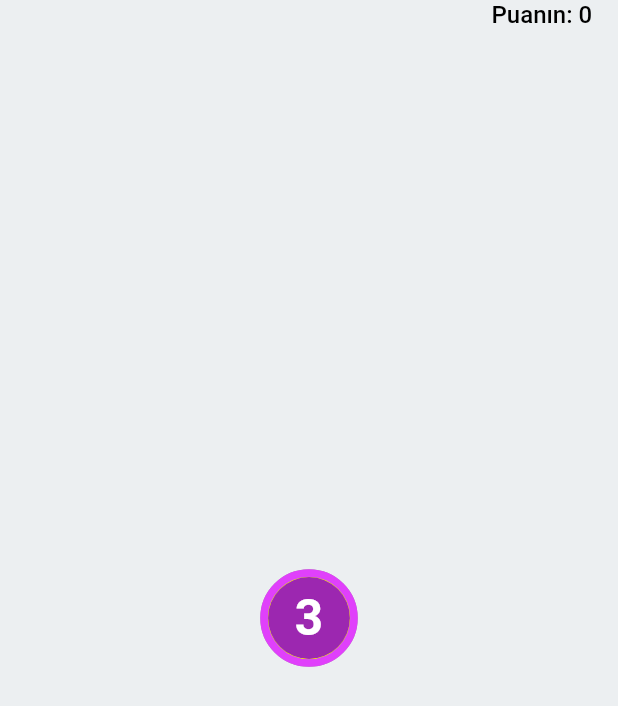
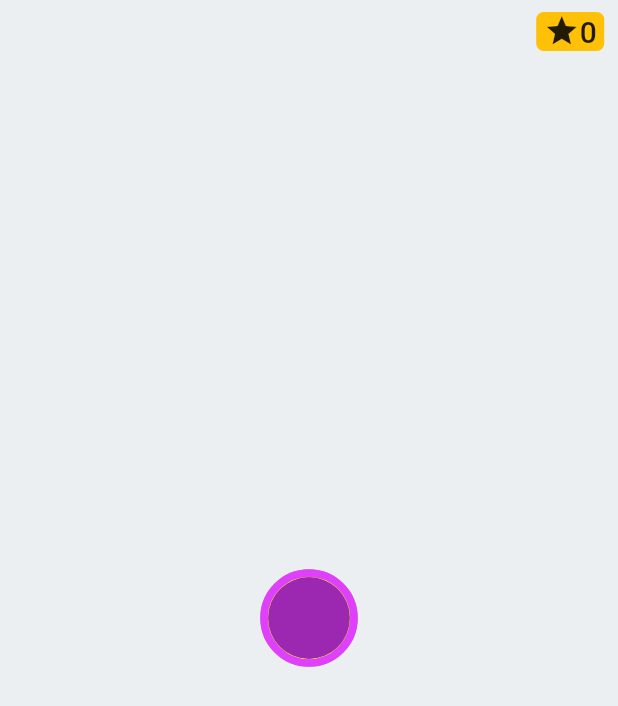
Before and after one commit to abdullahturkmen/bubbles_pop, a Flutter app: the screen it shows after launch, after a tap on "Oyuna Başla", on a phone screen of 412 x 824 dp. Shown: the top 706 px of the screen. Run offline on Flutter 3.47's test engine with Material 2 defaults, Android fonts, the light colour scheme and no system bars; drawn by our look-alikes of circular_countdown_timer; our stand-ins replace just_audio.

Commit message:
some changes

```diff
--- a/lib/game.dart
+++ b/lib/game.dart
@@ -4,7 +4,6 @@ import 'dart:math';
 import 'package:bubbles_pop/game_over.dart';
 import 'package:flutter/material.dart';
 import 'package:just_audio/just_audio.dart';
-import 'main.dart';
 import 'package:circular_countdown_timer/circular_countdown_timer.dart';
 
 class MyApp extends StatelessWidget {
@@ -41,7 +40,7 @@ class _GamePageState extends State<GamePage> {
 
   CountDownController _controller = CountDownController();
 
-  int _counter = 3;
+  int _counter = 4;
   double ballSize = 60;
 
   double xPos = 0;
@@ -87,8 +86,8 @@ class _GamePageState extends State<GamePage> {
         ballSize = 35;
       }
 
-      _controller.restart(duration: 3);
-      player.setAsset('lib/assets/sounds/dong-sound.mp3');
+      _controller.restart(duration: _counter);
+      player.setAsset('lib/assets/sounds/ding-sound.mp3');
       player.setSpeed(2.0);
       player.play();
     });
@@ -101,13 +100,28 @@ class _GamePageState extends State<GamePage> {
         children: [
           Container(
             color: Colors.blueGrey[50],
-            alignment: const Alignment(0.9, -1),
-            child: Text(
-              "Puanın: " + score.toString(),
-              style: const TextStyle(
-                  fontSize: 16,
-                  color: Colors.black,
-                  fontWeight: FontWeight.w500),
+            alignment: const Alignment(0.95, -0.98),
+            child: FittedBox(
+              child: Container(
+                padding: const EdgeInsets.fromLTRB(5, 1, 5, 1),
+                decoration: BoxDecoration(
+                  borderRadius: BorderRadius.circular(5),
+                  color: Colors.amber,
+                ),
+                child: Row(
+                  mainAxisAlignment: MainAxisAlignment.end,
+                  children: [
+                    Icon(
+                      Icons.star,
+                    ),
+                    Text(
+                      score.toString(),
+                      style: const TextStyle(
+                          fontSize: 20, fontWeight: FontWeight.w500),
+                    ),
+                  ],
+                ),
+              ),
             ),
           ),
           Container(
@@ -145,7 +159,7 @@ class _GamePageState extends State<GamePage> {
                   textFormat: CountdownTextFormat.S,
                   isReverse: true,
                   isReverseAnimation: true,
-                  isTimerTextShown: true,
+                  isTimerTextShown: false,
                   autoStart: true,
                   onStart: () {
                     //print('Countdown Started');
--- a/lib/info.dart
+++ b/lib/info.dart
@@ -1,6 +1,5 @@
 import 'package:flutter/material.dart';
 
-import 'main.dart';
 
 class InfoPage extends StatelessWidget {
   const InfoPage({Key? key}) : super(key: key);
```
Also changed, not shown: lib/game_over.dart (+12 -4 lines).
